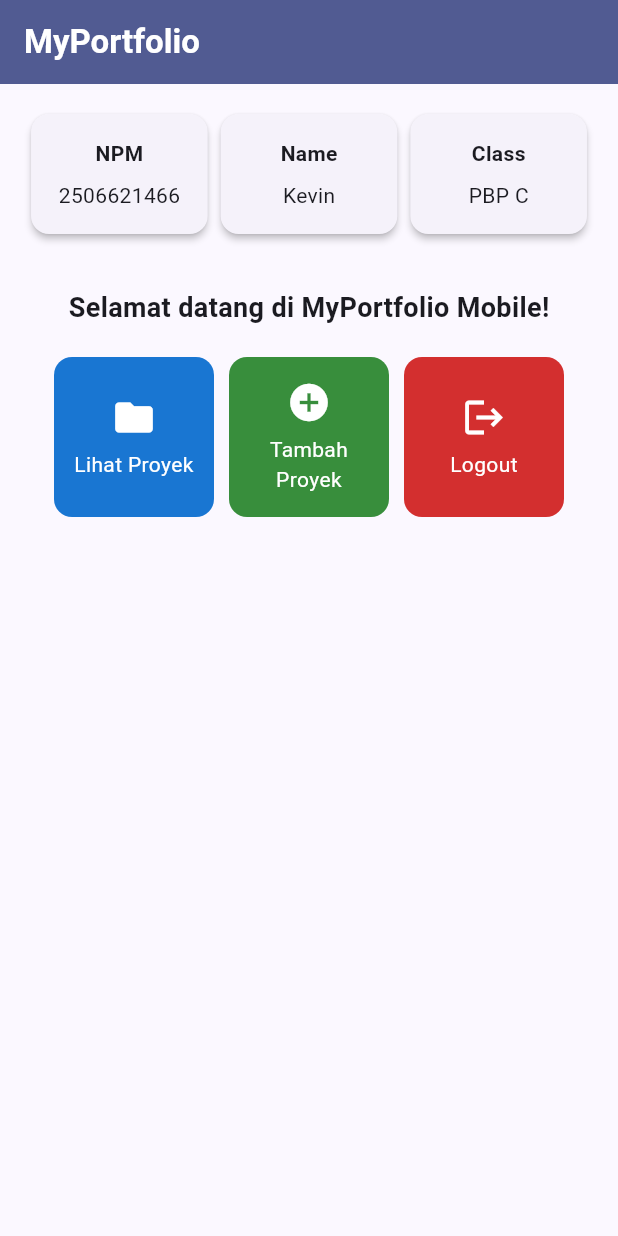
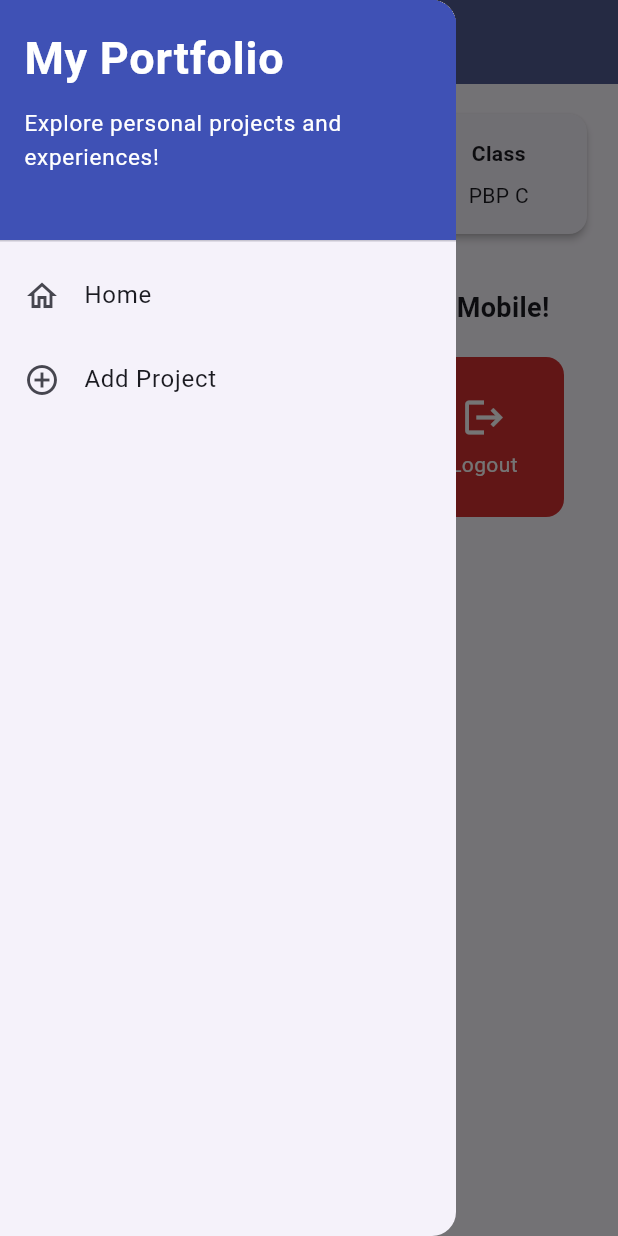
Before and after one commit to ke-Vyn/myportofolio_mobile, a Flutter app: the screen it shows after launch, with the side drawer open (before the commit the screen has no drawer), on a phone screen of 412 x 824 dp. Run offline on Flutter 3.47's test engine with Material 3 defaults, Android fonts, the phone set to English and light mode, and no system bars.

Commit message:
Tutorial 09: Flutter Navigation, Layouts, Forms, and Input Elements

```diff
--- a/lib/main.dart
+++ b/lib/main.dart
@@ -1,5 +1,5 @@
 import 'package:flutter/material.dart';
-import 'package:myportofolio_mobile/menu.dart';
+import 'package:myportofolio_mobile/screens/menu.dart';
 
 void main() {
   runApp(const MyApp());
--- a/lib/menu.dart
+++ b/lib/screens/menu.dart
@@ -1,4 +1,6 @@
 import 'package:flutter/material.dart';
+import 'package:myportofolio_mobile/widgets/left_drawer.dart';
+import 'package:myportofolio_mobile/widgets/project_card.dart';
 
 class MyHomePage extends StatelessWidget {
   MyHomePage({super.key});
@@ -13,7 +15,7 @@ class MyHomePage extends StatelessWidget {
     ItemHomepage("Logout", Icons.logout, Colors.red.shade700),
   ];
 
-    @override
+  @override
   Widget build(BuildContext context) {
     // Scaffold menyediakan struktur visual dasar halaman (AppBar, Body, SnackBar).
     return Scaffold(
@@ -27,7 +29,10 @@ class MyHomePage extends StatelessWidget {
           ),
         ),
         backgroundColor: Theme.of(context).colorScheme.primary,
+        iconTheme: const IconThemeData(color: Colors.white),
       ),
+      // Drawer navigasi samping.
+      drawer: const LeftDrawer(),
       // Body halaman utama dengan padding di sekelilingnya.
       body: Padding(
         padding: const EdgeInsets.all(16.0),
@@ -123,58 +128,3 @@ class ItemHomepage {
 
   ItemHomepage(this.name, this.icon, this.color);
 }
-
-class ItemCard extends StatelessWidget {
-  final ItemHomepage item;
-
-  const ItemCard(this.item, {super.key});
-
-  @override
-  Widget build(BuildContext context) {
-    return Material(
-      // Menggunakan warna sekunder dari skema tema aplikasi.
-      color: item.color,
-      borderRadius: BorderRadius.circular(12),
-      child: InkWell(
-        // Aksi ketika kartu ditekan oleh pengguna.
-        onTap: () {
-          // Menampilkan SnackBar dengan pesan interaktif.
-          ScaffoldMessenger.of(context)
-            ..hideCurrentSnackBar()
-            ..showSnackBar(
-              SnackBar(
-                content: Text(
-                  "Kamu telah menekan tombol ${item.name}!",
-                  style: const TextStyle(color: Colors.white),
-                ),
-                backgroundColor: item.color,
-                behavior: SnackBarBehavior.floating,
-                duration: const Duration(seconds: 2),
-              ),
-            );
-        },
-        child: Container(
-          padding: const EdgeInsets.all(8),
-          child: Center(
-            child: Column(
-              mainAxisAlignment: MainAxisAlignment.center,
-              children: [
-                Icon(
-                  item.icon,
-                  color: Colors.white,
-                  size: 30.0,
-                ),
-                const Padding(padding: EdgeInsets.all(3)),
-                Text(
-                  item.name,
-                  textAlign: TextAlign.center,
-                  style: const TextStyle(color: Colors.white),
-                ),
-              ],
-            ),
-          ),
-        ),
-      ),
-    );
-  }
-}
--- /dev/null
+++ b/lib/widgets/left_drawer.dart
@@ -0,0 +1,67 @@
+import 'package:flutter/material.dart';
+import 'package:myportofolio_mobile/screens/menu.dart';
+import 'package:myportofolio_mobile/screens/project_form.dart';
+
+class LeftDrawer extends StatelessWidget {
+  const LeftDrawer({super.key});
+
+  @override
+  Widget build(BuildContext context) {
+    return Drawer(
+      child: ListView(
+        children: [
+          const DrawerHeader(
+            decoration: BoxDecoration(
+              color: Colors.indigo,
+            ),
+            child: Column(
+              crossAxisAlignment: CrossAxisAlignment.start,
+              children: [
+                Text(
+                  'My Portfolio',
+                  style: TextStyle(
+                    fontSize: 30,
+                    fontWeight: FontWeight.bold,
+                    color: Colors.white,
+                  ),
+                ),
+                SizedBox(height: 10),
+                Text(
+                  'Explore personal projects and experiences!',
+                  style: TextStyle(
+                    fontSize: 15,
+                    color: Colors.white,
+                  ),
+                ),
+              ],
+            ),
+          ),
+          ListTile(
+            leading: const Icon(Icons.home_outlined),
+            title: const Text('Home'),
+            onTap: () {
+              Navigator.pushReplacement(
+                context,
+                MaterialPageRoute(
+                  builder: (context) => MyHomePage(),
+                ),
+              );
+            },
+          ),
+          ListTile(
+            leading: const Icon(Icons.add_circle_outline),
+            title: const Text('Add Project'),
+            onTap: () {
+              Navigator.pushReplacement(
+                context,
+                MaterialPageRoute(
+                  builder: (context) => const ProjectFormPage(),
+                ),
+              );
+            },
+          ),
+        ],
+      ),
+    );
+  }
+}
--- /dev/null
+++ b/lib/widgets/project_card.dart
@@ -0,0 +1,65 @@
+import 'package:flutter/material.dart';
+import 'package:myportofolio_mobile/screens/menu.dart';
+import 'package:myportofolio_mobile/screens/project_form.dart';
+
+class ItemCard extends StatelessWidget {
+  final ItemHomepage item;
+
+  const ItemCard(this.item, {super.key});
+
+  @override
+  Widget build(BuildContext context) {
+    return Material(
+      color: item.color,
+      borderRadius: BorderRadius.circular(12),
+      child: InkWell(
+        onTap: () {
+          // Menampilkan SnackBar dengan pesan interaktif.
+          ScaffoldMessenger.of(context)
+            ..hideCurrentSnackBar()
+            ..showSnackBar(
+              SnackBar(
+                content: Text(
+                  "Kamu telah menekan tombol ${item.name}!",
+                  style: const TextStyle(color: Colors.white),
+                ),
+                backgroundColor: item.color,
+                behavior: SnackBarBehavior.floating,
+                duration: const Duration(seconds: 2),
+              ),
+            );
+
+          if (item.name == "Tambah Proyek") {
+            Navigator.push(
+              context,
+              MaterialPageRoute(
+                builder: (context) => const ProjectFormPage(),
+              ),
+            );
+          }
+        },
+        child: Container(
+          padding: const EdgeInsets.all(8),
+          child: Center(
+            child: Column(
+              mainAxisAlignment: MainAxisAlignment.center,
+              children: [
+                Icon(
+                  item.icon,
+                  color: Colors.white,
+                  size: 30.0,
+                ),
+                const Padding(padding: EdgeInsets.all(3)),
+                Text(
+                  item.name,
+                  textAlign: TextAlign.center,
+                  style: const TextStyle(color: Colors.white),
+                ),
+              ],
+            ),
+          ),
+        ),
+      ),
+    );
+  }
+}
```
Also changed, not shown: lib/screens/project_form.dart (added, +214 -0 lines).
